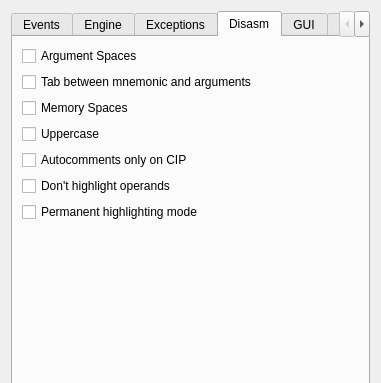
Above: src/gui/Src/Gui/SettingsDialog.ui from x64dbg/x64dbg before the change; both pictures show x 0 to 381 and y 0 to 383 of the 381 by 567 pixel window. Below: the same form after it.
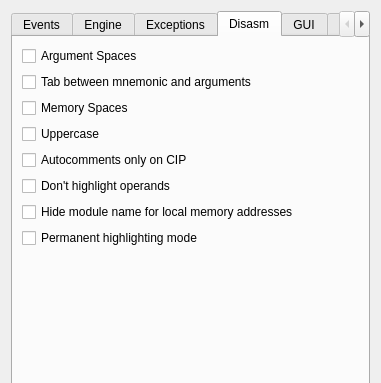
That is the form after the change. The open tabs and pages were chosen to show the change. Icons and pictures are not drawn.

Commit message: √ Allow hiding local module name for memory addresses in the same page.

What changed in the file:
```diff
--- a/src/gui/Src/Gui/SettingsDialog.ui
+++ b/src/gui/Src/Gui/SettingsDialog.ui
@@ -517,6 +517,13 @@
          </property>
         </widget>
        </item>
+       <item>
+        <widget class="QCheckBox" name="chkNoCurrentModuleText">
+         <property name="text">
+          <string>Hide module name for local memory addresses</string>
+         </property>
+        </widget>
+       </item>
        <item>
         <widget class="QCheckBox" name="chkPermanentHighlightingMode">
          <property name="text">
```
The commit also changes 5 other files.
